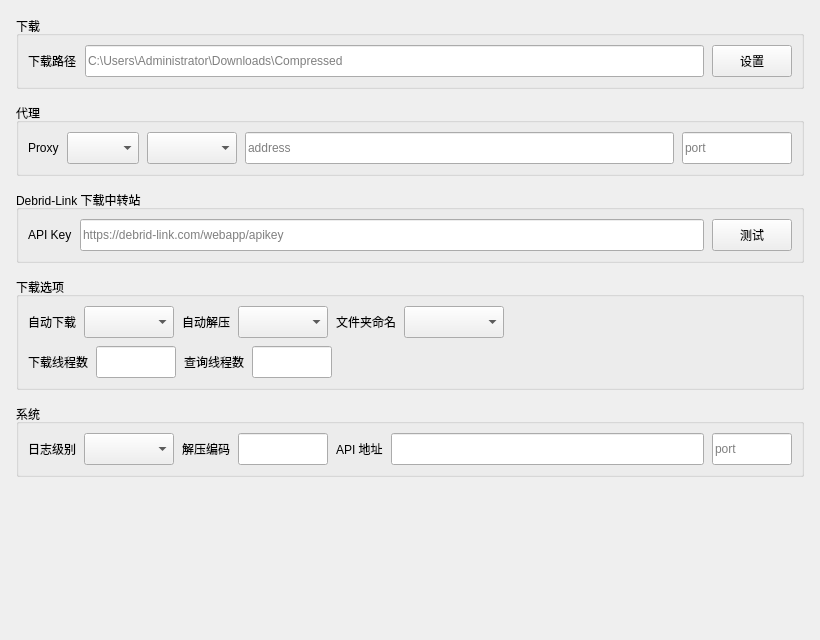
Before: the Qt Designer form src/QTui/ui_file/setting.ui in henntaidesu/DLsite_Anime-sharing_download, drawn with Qt 5.
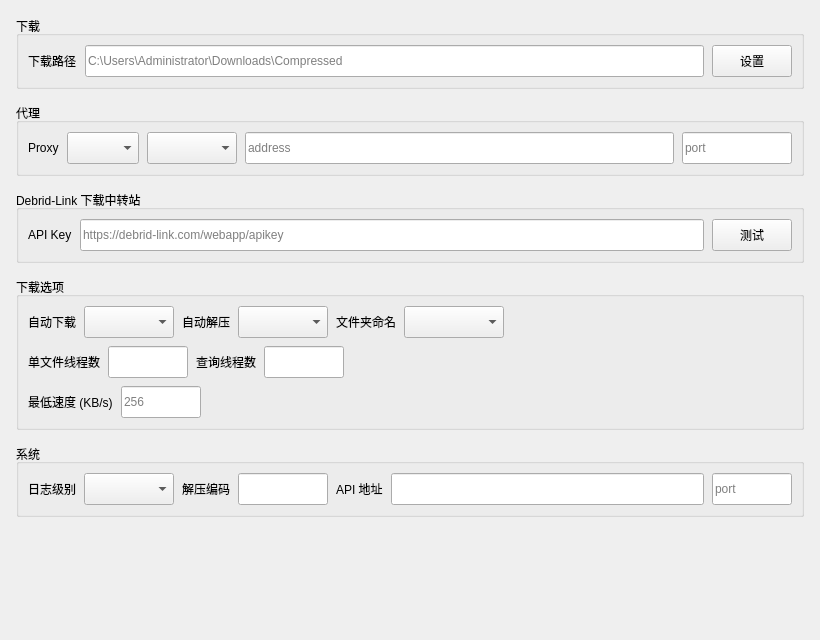
After: the same form once the commit is applied.

Commit message: 修复下载问题

The edit to the form file:
```diff
--- a/src/QTui/ui_file/setting.ui
+++ b/src/QTui/ui_file/setting.ui
@@ -300,7 +300,10 @@
          <item>
           <widget class="QLabel" name="label_5">
            <property name="text">
-            <string>下载线程数</string>
+            <string>单文件线程数</string>
+           </property>
+           <property name="toolTip">
+            <string>单个文件分成多少段并发下载（多线程下载），1 为不分段</string>
            </property>
            <property name="class" stdset="0">
             <string>caption</string>
@@ -364,6 +367,58 @@
          </item>
         </layout>
        </item>
+       <item>
+        <layout class="QHBoxLayout" name="otherRow3">
+         <property name="spacing">
+          <number>8</number>
+         </property>
+         <item>
+          <widget class="QLabel" name="minSpeedLabel">
+           <property name="text">
+            <string>最低速度 (KB/s)</string>
+           </property>
+           <property name="class" stdset="0">
+            <string>caption</string>
+           </property>
+          </widget>
+         </item>
+         <item>
+          <widget class="QLineEdit" name="min_speed_benner">
+           <property name="minimumSize">
+            <size>
+             <width>0</width>
+             <height>32</height>
+            </size>
+           </property>
+           <property name="maximumSize">
+            <size>
+             <width>80</width>
+             <height>16777215</height>
+            </size>
+           </property>
+           <property name="placeholderText">
+            <string>256</string>
+           </property>
+           <property name="toolTip">
+            <string>持续低于该速度 30 秒后自动重试，0 表示不限制</string>
+           </property>
+          </widget>
+         </item>
+         <item>
+          <spacer name="minSpeedSpacer">
+           <property name="orientation">
+            <enum>Qt::Horizontal</enum>
+           </property>
+           <property name="sizeHint" stdset="0">
+            <size>
+             <width>40</width>
+             <height>20</height>
+            </size>
+           </property>
+          </spacer>
+         </item>
+        </layout>
+       </item>
       </layout>
      </widget>
     </item>
```
Left out of the diff: 3 changed lines with no effect on the pictures. The commit also changes 12 other files.
